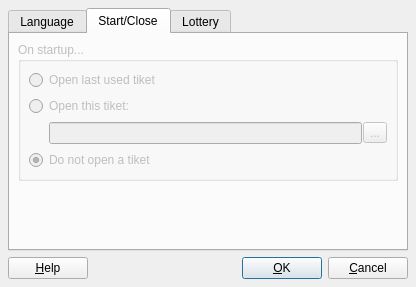
popai/LotoTicket, file src/settingwidget.ui: the form before one commit.
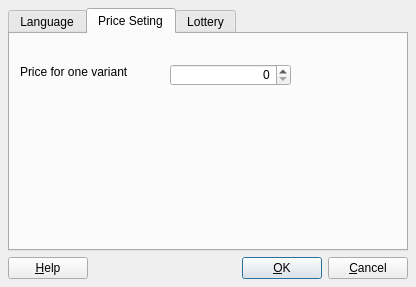
The form after the commit. The open tabs and pages were chosen to show the change. Icons and pictures are not drawn.

Patch:
```diff
--- a/src/settingwidget.ui
+++ b/src/settingwidget.ui
@@ -74,110 +74,40 @@
      </widget>
      <widget class="QWidget" name="tabStart">
       <property name="enabled">
-       <bool>false</bool>
+       <bool>true</bool>
       </property>
       <attribute name="title">
-       <string>Start/Close</string>
+       <string>Price Seting</string>
       </attribute>
-      <layout class="QVBoxLayout">
-       <property name="spacing">
-        <number>6</number>
+      <widget class="QLabel" name="labelPrice">
+       <property name="geometry">
+        <rect>
+         <x>10</x>
+         <y>30</y>
+         <width>141</width>
+         <height>16</height>
+        </rect>
        </property>
-       <property name="margin">
-        <number>8</number>
+       <property name="text">
+        <string>Price for one variant</string>
        </property>
-       <item>
-        <widget class="QGroupBox" name="grpOnStart">
-         <property name="title">
-          <string>On startup...</string>
-         </property>
-         <layout class="QVBoxLayout">
-          <property name="spacing">
-           <number>6</number>
-          </property>
-          <property name="margin">
-           <number>8</number>
-          </property>
-          <item>
-           <widget class="QRadioButton" name="radStartLast">
-            <property name="text">
-             <string>Open last used tiket</string>
-            </property>
-           </widget>
-          </item>
-          <item>
-           <widget class="QRadioButton" name="radStartSpecified">
-            <property name="text">
-             <string>Open this tiket:</string>
-            </property>
-           </widget>
-          </item>
-          <item>
-           <layout class="QHBoxLayout">
-            <property name="spacing">
-             <number>1</number>
-            </property>
-            <property name="margin">
-             <number>0</number>
-            </property>
-            <item>
-             <spacer>
-              <property name="orientation">
-               <enum>Qt::Horizontal</enum>
-              </property>
-              <property name="sizeType">
-               <enum>QSizePolicy::Fixed</enum>
-              </property>
-              <property name="sizeHint" stdset="0">
-               <size>
-                <width>20</width>
-                <height>20</height>
-               </size>
-              </property>
-             </spacer>
-            </item>
-            <item>
-             <widget class="QLineEdit" name="txtStart"/>
-            </item>
-            <item>
-             <widget class="QToolButton" name="btnBrowseKat">
-              <property name="text">
-               <string>...</string>
-              </property>
-             </widget>
-            </item>
-           </layout>
-          </item>
-          <item>
-           <widget class="QRadioButton" name="radStartBlank">
-            <property name="text">
-             <string>Do not open a tiket</string>
-            </property>
-            <property name="checked">
-             <bool>true</bool>
-            </property>
-           </widget>
-          </item>
-         </layout>
-        </widget>
-       </item>
-       <item>
-        <spacer>
-         <property name="orientation">
-          <enum>Qt::Vertical</enum>
-         </property>
-         <property name="sizeType">
-          <enum>QSizePolicy::Expanding</enum>
-         </property>
-         <property name="sizeHint" stdset="0">
-          <size>
-           <width>21</width>
-           <height>41</height>
-          </size>
-         </property>
-        </spacer>
-       </item>
-      </layout>
+      </widget>
+      <widget class="QSpinBox" name="priceV">
+       <property name="geometry">
+        <rect>
+         <x>160</x>
+         <y>30</y>
+         <width>121</width>
+         <height>22</height>
+        </rect>
+       </property>
+       <property name="alignment">
+        <set>Qt::AlignRight|Qt::AlignTrailing|Qt::AlignVCenter</set>
+       </property>
+       <property name="maximum">
+        <number>999999999</number>
+       </property>
+      </widget>
      </widget>
      <widget class="QWidget" name="tabLoteri">
       <property name="enabled">
```
Left out of the diff: 30 changed lines with no effect on the pictures.
